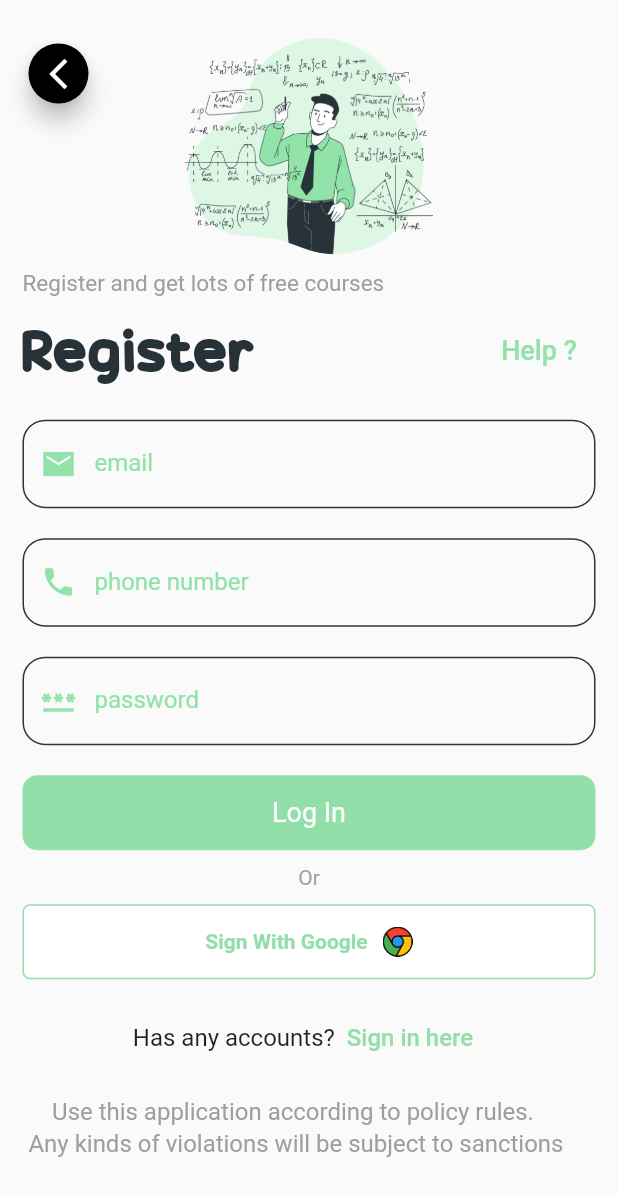
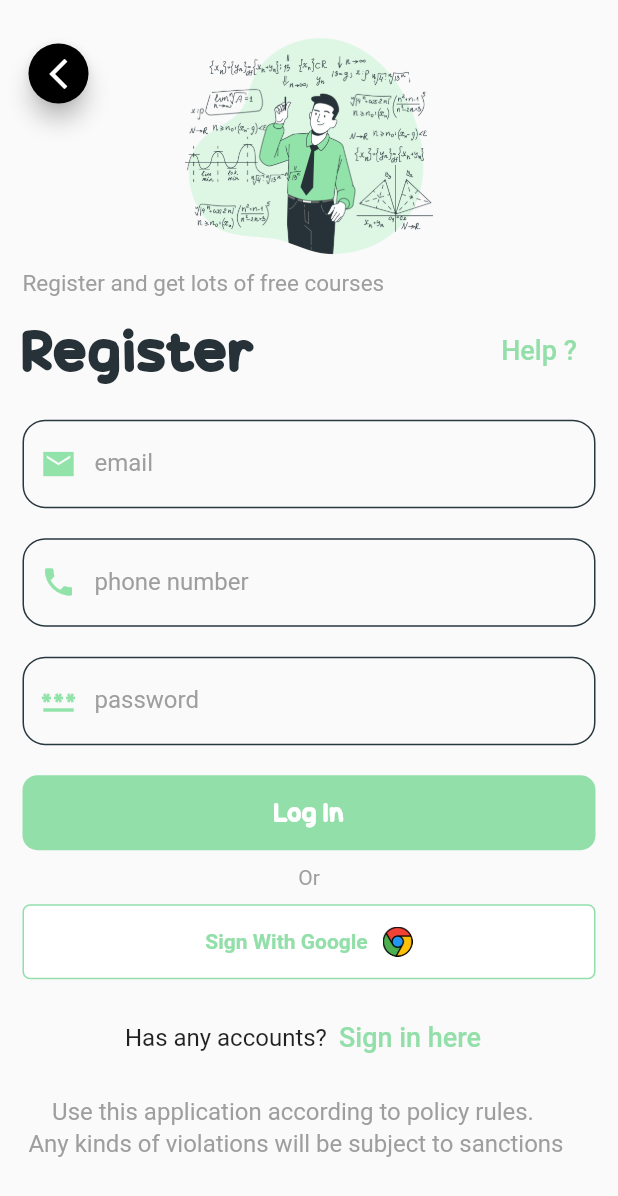
Before and after one commit to fakharany2510/algorizaTask1, a Flutter app: the screen it shows after launch, after a tap on "Get Started", after a tap on "SignUp", on a phone screen of 412 x 824 dp. Shown: the top 1196 px of the screen. Run offline on Flutter 3.47's test engine with Material 2 defaults, Android fonts, the phone set to English and light mode, and no system bars; our stand-ins replace hexcolor, smooth_page_indicator.

```diff
--- a/lib/modules/on_boarding.dart
+++ b/lib/modules/on_boarding.dart
@@ -1,6 +1,11 @@
+import 'package:algoriza_intern_task1/config/theme/apptheme.dart';
+import 'package:algoriza_intern_task1/utils/appcolors.dart';
+import 'package:algoriza_intern_task1/utils/appstrings.dart';
 import 'package:flutter/material.dart';
 import 'package:smooth_page_indicator/smooth_page_indicator.dart';
 import 'package:hexcolor/hexcolor.dart';
+
+import '../shared/component.dart';
 
 class OnBoardingModel {
   final String image;
@@ -52,16 +57,11 @@ class _OnBoardingScreenState extends State<OnBoardingScreen> {
           children: [
             Align(
               alignment: Alignment.topRight,
-              child: TextButton(
-                onPressed: () {
+              child:defaultTextButton(
+                text: 'Skip',
+                function: (){
                   Navigator.pushNamed(context, 'login');
-                },
-                child:Text('SKIP',
-                style: TextStyle(
-                  fontSize: 18,
-                  color: HexColor('#7c9484'),
-                ),
-                ) ,
+                }
               ),
             ),
             Expanded(
@@ -99,24 +99,7 @@ class _OnBoardingScreenState extends State<OnBoardingScreen> {
                     )
                 ),
                 SizedBox(height: 20,),
-               Container(
-                 height: 50,
-                 width:double.infinity,
-                 decoration: BoxDecoration(
-                   color: HexColor('#93dfaa'),
-                   borderRadius: BorderRadius.circular(10),
-                 ),
-                 child: InkWell(
-                   child: Center(
-                     child: Text('Get Started',
-                       style: TextStyle(
-                         color: Colors.white,
-                         fontSize: 18,
-                         fontFamily: 'candy'
-                       ),
-                     ),
-                   ),
-                   onTap: (){
+               defaultButton(function: (){
                  if(isLast==true){
                    Navigator.pushNamed(context, 'login');
                  }else{
@@ -126,9 +109,7 @@ class _OnBoardingScreenState extends State<OnBoardingScreen> {
                        ),
                        curve:Curves.fastLinearToSlowEaseIn);
                  }
-                   },
-                 ),
-               ),
+               }, text:'Get Started'),
                 SizedBox(height: 15,),
                 Row(
                   mainAxisAlignment: MainAxisAlignment.center,
@@ -138,17 +119,11 @@ class _OnBoardingScreenState extends State<OnBoardingScreen> {
                       fontSize: 16,
                     ),
                     ),
-                    TextButton(
-                      onPressed: () {
+                   defaultTextButton(
+                       function: (){
                          Navigator.pushNamed(context, 'register');
                        },
-                      child:Text('SignUp',
-                        style: TextStyle(
-                          fontSize: 16,
-                          color: HexColor('#93dfaa'),
-                        ),
-                      ) ,
-                    ),
+                       text: 'SignUp')
                   ],
                 ),
               ],
--- a/lib/modules/register_screen.dart
+++ b/lib/modules/register_screen.dart
@@ -1,7 +1,10 @@
+import 'package:algoriza_intern_task1/utils/appcolors.dart';
+import 'package:algoriza_intern_task1/utils/appstrings.dart';
 import 'package:flutter/material.dart';
 import 'package:hexcolor/hexcolor.dart';
 
-import '../widgets/textformfield.dart';
+import '../shared/component.dart';
+
 class RegisterScreen extends StatefulWidget {
   const RegisterScreen({Key? key}) : super(key: key);
 
@@ -48,7 +51,7 @@ class _RegisterScreenState extends State<RegisterScreen> {
               Text('Register and get lots of free courses',
                 style: TextStyle(
                     fontSize: 15,
-                    color: Colors.grey
+                    color: AppColor.hintColor
                 ),
               ),
               SizedBox(height: 10,),
@@ -57,13 +60,10 @@ class _RegisterScreenState extends State<RegisterScreen> {
                   Text('Register', style: TextStyle(
                       color: HexColor('#263238'),
                       fontSize: 40,
-                      fontFamily: 'candy'
+                      fontFamily: AppStrings.appFont
                   ),),
                   Spacer(),
-                  TextButton(onPressed: (){}, child: Text('Help ? ',style: TextStyle(
-                      color: HexColor('#92e3a9'),
-                      fontSize: 18
-                  ),))
+                  defaultTextButton(function: (){}, text: 'Help ? '),
                 ],
               ),
               SizedBox(height: 20,),
@@ -94,27 +94,9 @@ class _RegisterScreenState extends State<RegisterScreen> {
                   prefixIcon: Icons.password
               ),
               SizedBox(height: 20,),
-              Container(
-                height: 50,
-                width:double.infinity,
-                decoration: BoxDecoration(
-                  color: HexColor('#93dfaa'),
-                  borderRadius: BorderRadius.circular(10),
-                ),
-                child: InkWell(
-                  child: Center(
-                    child: Text('Log In',
-                      style: TextStyle(
-                        color: Colors.white,
-                        fontSize: 18,
+              defaultButton(function: (){
 
-                      ),
-                    ),
-                  ),
-                  onTap: (){
-                  },
-                ),
-              ),
+              }, text: 'Log In'),
               SizedBox(height:10,),
               Center(child: Text('Or',style: TextStyle(
                   color: Colors.grey
@@ -154,21 +136,11 @@ class _RegisterScreenState extends State<RegisterScreen> {
                       fontSize: 16,
                     ),
                   ),
-                  TextButton(
-                    onPressed: () {
-                      Navigator.pushNamed(context, 'register');
-                    },
-                    child:Text('Sign in here',
-                      style: TextStyle(
-                        fontSize: 16,
-                        color: HexColor('#93dfaa'),
-                      ),
-                    ) ,
-                  ),
+                  defaultTextButton(function: (){}, text: 'Sign in here'),
                 ],
               ),
               SizedBox(height: 15,),
-              Text('Use this application according to policy rules.\n'
+              const Text('Use this application according to policy rules.\n'
                   ' Any kinds of violations will be subject to sanctions',
                 textAlign: TextAlign.center,
                 style:TextStyle(
--- a/lib/widgets/textformfield.dart
+++ b/lib/shared/component.dart
@@ -1,6 +1,9 @@
+import 'package:algoriza_intern_task1/utils/appcolors.dart';
 import 'package:flutter/cupertino.dart';
 import 'package:flutter/material.dart';
 import 'package:hexcolor/hexcolor.dart';
+
+import '../utils/appstrings.dart';
 
 Widget defaultTextFormFieldWidget(
     {
@@ -31,7 +34,7 @@ Widget defaultTextFormFieldWidget(
       borderRadius: BorderRadius.circular(15),
     ),
     label: Text('${labelText}',style: TextStyle(
-      color: HexColor('#92e3a9'),
+      color: AppColor.hintColor,
     ),),
     prefixIcon: Icon(prefixIcon,color:HexColor('#92e3a9')),
   ),
@@ -41,3 +44,43 @@ Widget defaultTextFormFieldWidget(
     }
   },
 );
+
+//////////////////////////////////////
+//default textButton
+Widget defaultTextButton({
+ required VoidCallback function,
+  required String text,
+})=>TextButton(
+  onPressed:function,
+  child:Text('${text}',
+    style: TextStyle(
+      fontSize: 18,
+      color: AppColor.primaryColor,
+    ),
+  ) ,
+);
+/////////////////////////////////////
+//default Button
+Widget defaultButton({
+  required VoidCallback function,
+  required String text,
+})=>Container(
+  height: 50,
+  width:double.infinity,
+  decoration: BoxDecoration(
+    color:AppColor.primaryColor,
+    borderRadius: BorderRadius.circular(10),
+  ),
+  child: InkWell(
+    child: Center(
+      child: Text('${text}',
+        style: TextStyle(
+            color: Colors.white,
+            fontSize: 18,
+            fontFamily:AppStrings.appFont
+        ),
+      ),
+    ),
+    onTap:function
+  ),
+);
--- /dev/null
+++ b/lib/utils/appcolors.dart
@@ -0,0 +1,7 @@
+import 'package:flutter/material.dart';
+import 'package:hexcolor/hexcolor.dart';
+
+class AppColor{
+  static Color primaryColor = HexColor('#93dfaa');
+  static Color hintColor = Colors.grey;
+}
--- /dev/null
+++ b/lib/utils/appstrings.dart
@@ -0,0 +1,3 @@
+class AppStrings{
+  static String appFont='candy';
+}
```
Also changed, not shown: lib/config/theme/apptheme.dart (added, +9 -0 lines), lib/modules/login_screen.dart (+15 -40 lines). Lines whose indentation alone changed are shown as unchanged.
